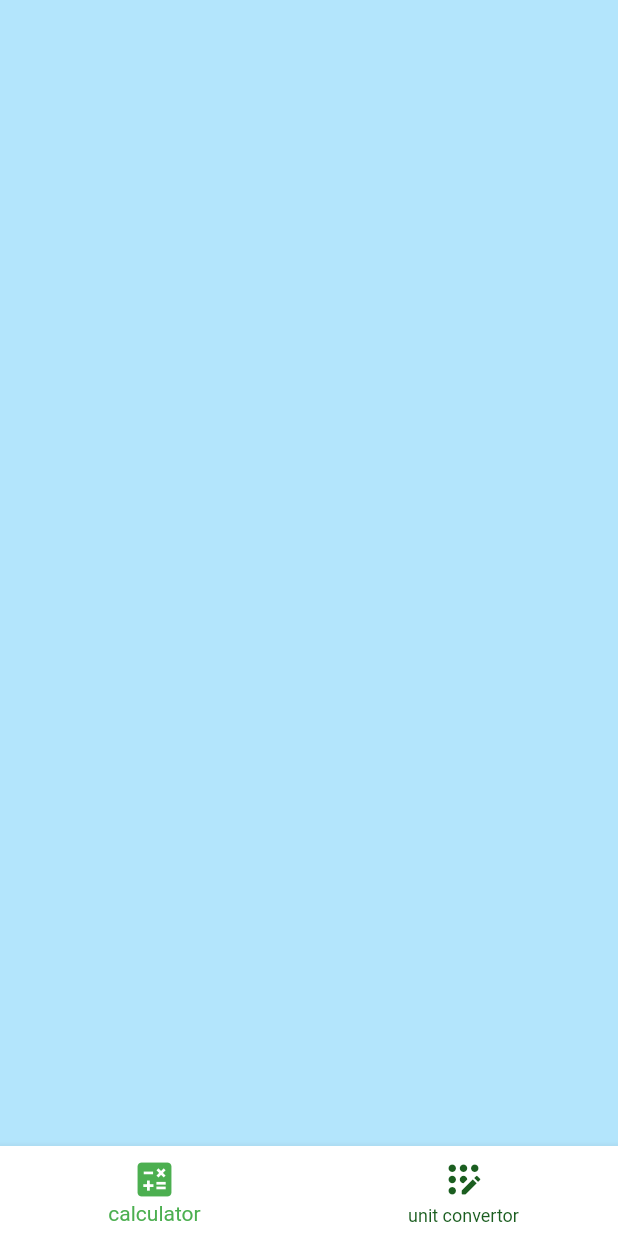
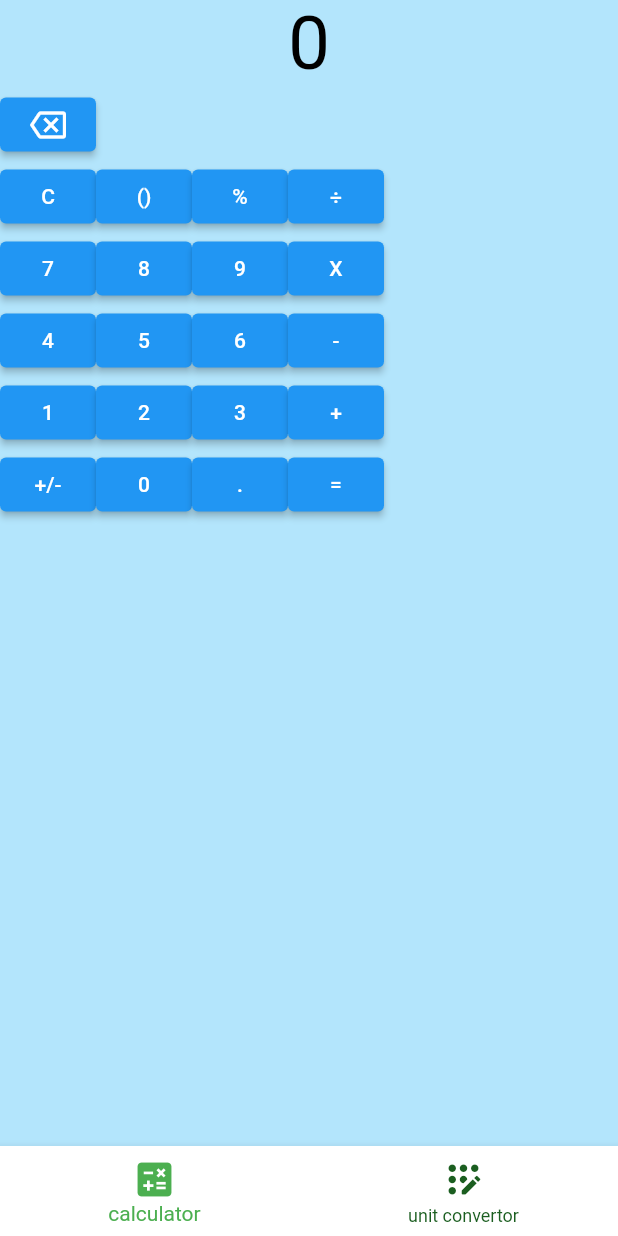
Before and after one commit to iKozay/Simple-Calculator, a Flutter app: the screen it shows after launch, on a phone screen of 412 x 824 dp. Run offline on Flutter 3.47's test engine with Material 2 defaults, Android fonts, the phone set to English and light mode, and no system bars.

Commit message:
Calculator UI + digits input

```diff
--- a/lib/main.dart
+++ b/lib/main.dart
@@ -52,19 +52,117 @@ class _HomePageState extends State<HomePage> {
   }
 }
 
-class Calculator extends StatelessWidget {
-  const Calculator({super.key});
+class Calculator extends StatefulWidget {
+  @override
+  CalculatorState createState() => CalculatorState();
+}
+class CalculatorState extends State<Calculator>{
+  String input = '0';
 
+  void updateInput(String val) {
+    setState(() {
+      if(val == 'percentage'){
+        // get result then divide by 100
+      }else if(val == 'parentheses'){
+
+      }else if(val == 'negative'){
+
+      }else if(val == 'dot'){
+
+      }else{
+        if(input == '0') {
+          input = val;
+        }else {
+          input = input + val;
+        }
+      }
+    });
+  }
+  void clearInput() {
+    setState(() {
+      input = '0';
+    });
+  }
+  void backspaceInput() {
+    setState(() {
+      if(input.length>1){
+        input = input.substring(0, input.length-1);
+      }
+      else{
+        input = '0';
+      }
+    });
+  }
+  void getResult() {
+    setState(() {
+      input = "Result";
+    });
+  }
   @override
   Widget build(BuildContext context) {
-    // TODO: put your code here for the implementation of the calculator
+
+
+
     return Container(
-      // I have add the next color just to visualize that the container changes when changing the buttons
-      // We will certainly change it later.
       color: Colors.lightBlue[100],
+      child: Column(
+        children: [
+          Text(input, style: const TextStyle(fontSize: 50, color: Colors.black),textAlign: TextAlign.right,),
+          Column(
+            children: [
+              Row(
+                children: [
+                  ElevatedButton(onPressed: backspaceInput, child: const Icon(Icons.backspace_outlined)),
+                ],
+              ),
+              Row(
+                children: [
+                  ElevatedButton(onPressed: clearInput, child: const Text("C")),
+                  ElevatedButton(onPressed: () => updateInput("parentheses"), child: const Text("()")),
+                  ElevatedButton(onPressed: () => updateInput("percentage"), child: const Text("%")),
+                  ElevatedButton(onPressed: () => updateInput("/"), child: const Text("\u00F7")),
+                ],
+              ),
+              Row(
+                children: [
+                  ElevatedButton(onPressed: () => updateInput("7"), child: const Text("7")),
+                  ElevatedButton(onPressed: () => updateInput("8"), child: const Text("8")),
+                  ElevatedButton(onPressed: () => updateInput("9"), child: const Text("9")),
+                  ElevatedButton(onPressed: () => updateInput("*"), child: const Text("X")),
+                ],
+              ),
+              Row(
+                children: [
+                  ElevatedButton(onPressed: () => updateInput("4"), child: const Text("4")),
+                  ElevatedButton(onPressed: () => updateInput("5"), child: const Text("5")),
+                  ElevatedButton(onPressed: () => updateInput("6"), child: const Text("6")),
+                  ElevatedButton(onPressed: () => updateInput("-"), child: const Text("-")),
+                ],
+              ),
+              Row(
+                children: [
+                  ElevatedButton(onPressed: () => updateInput("1"), child: const Text("1")),
+                  ElevatedButton(onPressed: () => updateInput("2"), child: const Text("2")),
+                  ElevatedButton(onPressed: () => updateInput("3"), child: const Text("3")),
+                  ElevatedButton(onPressed: () => updateInput("+"), child: const Text("+")),
+                ],
+              ),
+              Row(
+                children: [
+                  ElevatedButton(onPressed: () => updateInput("negative"), child: const Text("+/-")),
+                  ElevatedButton(onPressed: () => updateInput("0"), child: const Text("0")),
+                  ElevatedButton(onPressed: () => updateInput("dot"), child: const Text(".")),
+                  ElevatedButton(onPressed: getResult, child: const Text("=")),
+                ],
+              ),
+            ],
+          ),
+        ],
+      ),
     );
   }
 }
+
 
 class Convertor extends StatelessWidget {
   const Convertor({super.key});
```
